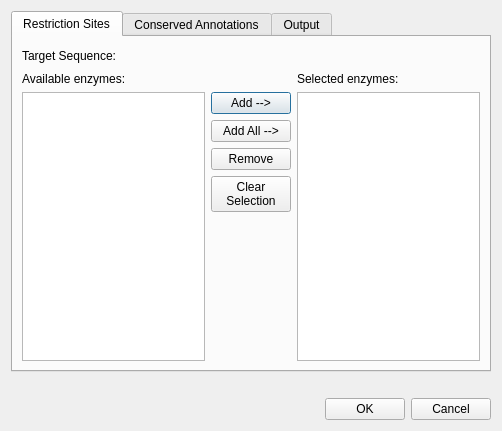
Before: the Qt Designer form src/plugins/enzymes/src/ui/DigestSequenceDialog.ui in violethaze74/ugene, drawn with Qt 5.
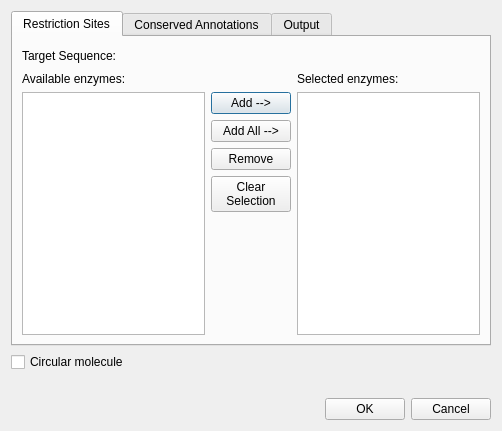
After: the same form once the commit is applied.

Commit message: UGENE-1156: fixed several issues with circular molecules

Patch:
```diff
--- a/src/plugins/enzymes/src/ui/DigestSequenceDialog.ui
+++ b/src/plugins/enzymes/src/ui/DigestSequenceDialog.ui
@@ -245,6 +245,16 @@
      </widget>
     </widget>
    </item>
+   <item>
+    <widget class="QCheckBox" name="circularBox">
+     <property name="toolTip">
+      <string>Use this option to treat the molecule as circular</string>
+     </property>
+     <property name="text">
+      <string>Circular molecule</string>
+     </property>
+    </widget>
+   </item>
    <item>
     <widget class="QLabel" name="hintLabel">
      <property name="text">
```
The commit also changes 5 other files.
